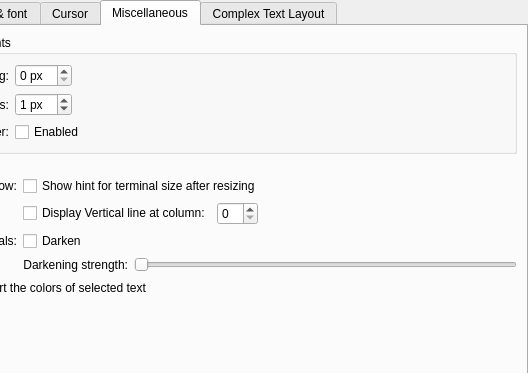
Before: the Qt Designer form src/widgets/EditProfileAppearancePage.ui in KDE/konsole, drawn with Qt 5; both pictures show x 94 to 622 and y 0 to 373 of the 622 by 476 pixel window.
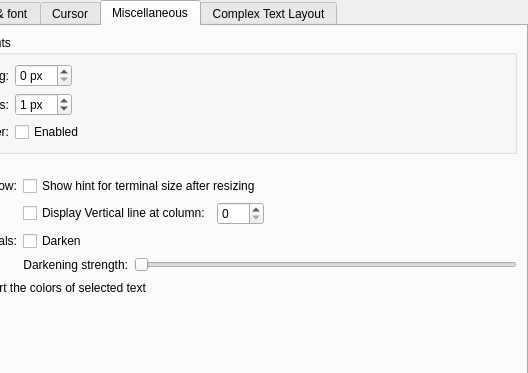
After: the same form once the commit is applied. The open tabs and pages were chosen to show the change. Custom widgets are drawn as their Qt base class.

Commit message:
Allow default displayVerticalLineAtColumn > 99 to 999
BR: 456054

Diff of the .ui file:
```diff
--- a/src/widgets/EditProfileAppearancePage.ui
+++ b/src/widgets/EditProfileAppearancePage.ui
@@ -721,7 +721,11 @@
             </widget>
            </item>
            <item>
-            <widget class="QSpinBox" name="displayVerticalLineAtColumn"/>
+            <widget class="QSpinBox" name="displayVerticalLineAtColumn">
+             <property name="maximum">
+              <number>999</number>
+             </property>
+            </widget>
            </item>
            <item>
             <spacer name="horizontalSpacer_2">
```
Left out of the diff: 2 changed lines with no effect on the pictures. Lines whose indentation alone changed are shown as unchanged.
